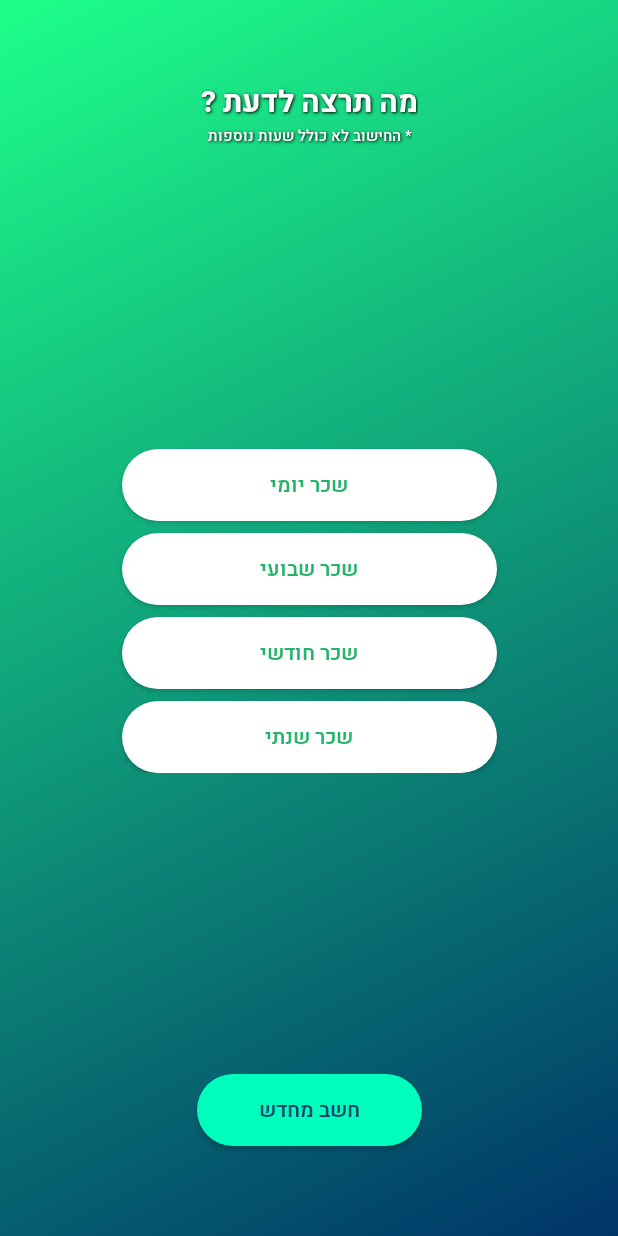
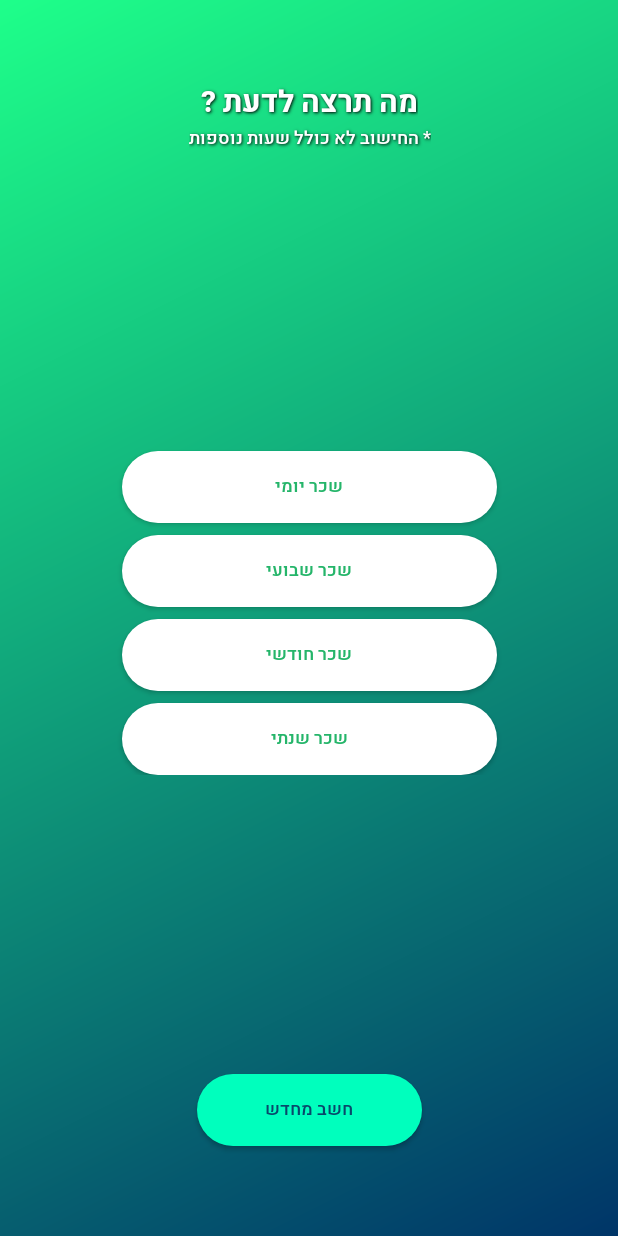
Before and after one commit to tonygorb/Wagie, an Android app: the SecondActivity screen opened directly, with no data from a screen before it, on a phone screen of 412 x 824 dp. Run offline under Robolectric (Android 15) with nearby library versions, the phone set to English and light mode, and no system bars; 1 statement that could not run was skipped.

```diff
--- a/app/src/main/res/layout/activity_second.xml
+++ b/app/src/main/res/layout/activity_second.xml
@@ -29,7 +29,7 @@
             android:shadowDx="1"
             android:shadowDy="1"
             android:shadowRadius="2"
-            android:text="מה תרצה לדעת ?"
+            android:text="@string/whatToKnow"
             android:textColor="@android:color/white"
             android:textSize="20sp"
             app:layout_constraintEnd_toEndOf="parent"
@@ -48,9 +48,9 @@
             android:shadowDx="1"
             android:shadowDy="1"
             android:shadowRadius="2"
-            android:text="* החישוב לא כולל שעות נוספות"
+            android:text="@string/secondSubTitle"
             android:textColor="@android:color/white"
-            android:textSize="10sp"
+            android:textSize="12sp"
             app:layout_constraintBottom_toBottomOf="parent"
             app:layout_constraintEnd_toEndOf="parent"
             app:layout_constraintHorizontal_bias="0.503"
@@ -93,9 +93,9 @@
                 android:layout_marginTop="8dp"
                 android:background="@drawable/app_btn_input"
                 android:fontFamily="@font/heebo_medium"
-                android:text="שכר חודשי"
+                android:text="@string/monthlyRate"
                 android:textColor="@color/green"
-                android:textSize="14sp"
+                android:textSize="12sp"
                 app:layout_constraintEnd_toEndOf="parent"
                 app:layout_constraintStart_toStartOf="parent"
                 app:layout_constraintTop_toBottomOf="@+id/weekly_result" />
@@ -109,9 +109,9 @@
                 android:layout_marginTop="8dp"
                 android:background="@drawable/app_btn_input"
                 android:fontFamily="@font/heebo_medium"
-                android:text="שכר שנתי"
+                android:text="@string/yearlyRate"
                 android:textColor="@color/green"
-                android:textSize="14sp"
+                android:textSize="12sp"
                 app:layout_constraintEnd_toEndOf="parent"
                 app:layout_constraintStart_toStartOf="parent"
                 app:layout_constraintTop_toBottomOf="@+id/monthly_result" />
@@ -124,7 +124,7 @@
                 android:layout_marginStart="8dp"
                 android:layout_marginTop="8dp"
                 android:fontFamily="@font/heebo_bold"
-                android:text="₪ 1,000"
+                android:text="@string/weeklyText"
                 android:textColor="@android:color/white"
                 android:textSize="16sp"
                 app:layout_constraintEnd_toEndOf="parent"
@@ -141,9 +141,9 @@
                 android:layout_marginTop="8dp"
                 android:background="@drawable/app_btn_input"
                 android:fontFamily="@font/heebo_medium"
-                android:text="שכר שבועי"
+                android:text="@string/weeklyRate"
                 android:textColor="@color/green"
-                android:textSize="14sp"
+                android:textSize="12sp"
                 app:layout_constraintEnd_toEndOf="parent"
                 app:layout_constraintStart_toStartOf="parent"
                 app:layout_constraintTop_toBottomOf="@+id/daily_result" />
@@ -157,7 +157,7 @@
                 android:layout_marginStart="8dp"
                 android:layout_marginTop="8dp"
                 android:fontFamily="@font/heebo_bold"
-                android:text="₪ 100,000"
+                android:text="@string/yearlyText"
                 android:textColor="@android:color/white"
                 android:textSize="16sp"
                 app:layout_constraintBottom_toBottomOf="parent"
@@ -173,7 +173,7 @@
                 android:layout_marginStart="8dp"
                 android:layout_marginTop="8dp"
                 android:fontFamily="@font/heebo_bold"
-                android:text="₪ 8,000"
+                android:text="@string/monthlyText"
                 android:textColor="@android:color/white"
                 android:textSize="16sp"
                 app:layout_constraintEnd_toEndOf="parent"
@@ -188,7 +188,7 @@
                 android:layout_marginStart="8dp"
                 android:layout_marginTop="8dp"
                 android:fontFamily="@font/heebo_bold"
-                android:text="₪ 300"
+                android:text="@string/dailyText"
                 android:textColor="@android:color/white"
                 android:textSize="16sp"
                 app:layout_constraintEnd_toEndOf="parent"
@@ -204,9 +204,9 @@
                 android:layout_marginTop="8dp"
                 android:background="@drawable/app_btn_input"
                 android:fontFamily="@font/heebo_medium"
-                android:text="שכר יומי"
+                android:text="@string/dailyRate"
                 android:textColor="@color/green"
-                android:textSize="14sp"
+                android:textSize="12sp"
                 app:layout_constraintEnd_toEndOf="parent"
                 app:layout_constraintStart_toStartOf="parent"
                 app:layout_constraintTop_toTopOf="parent" />
@@ -233,9 +233,9 @@
             android:background="@drawable/app_buttons"
             android:fontFamily="@font/heebo_medium"
             android:padding="12dp"
-            android:text="חשב מחדש"
+            android:text="@string/btnStartOver"
             android:textColor="@color/btnBlue"
-            android:textSize="14sp"
+            android:textSize="12sp"
             app:layout_constraintBottom_toBottomOf="parent"
             app:layout_constraintEnd_toEndOf="parent"
             app:layout_constraintStart_toStartOf="parent"
--- a/app/src/main/res/values/strings.xml
+++ b/app/src/main/res/values/strings.xml
@@ -1,6 +1,29 @@
 <resources>
-    <string name="app_name">Wagie</string>
+    <string name="app_name" translatable="false">Wagie</string>
 
-    <!-- TODO: Remove or change this placeholder text -->
-    <string name="hello_blank_fragment">Hello blank fragment</string>
+    <string name="imWagie">אני וואיג׳י</string>
+    <string name="simpleWageCalculator">מחשבון שכר פשוט.</string>
+    <string name="startCalculating">התחל לחשב</string>
+    <string name="appDevelopers">האפליקציה פותחה ע״י Tony Gorb ו-Anton Yudaev</string>
+
+    <string name="hourlyRate">שכר שעתי</string>
+    <string name="hintNumber">32</string>
+    <string name="mainError">הכנס ספרה תקינה</string>
+    <string name="btnNext">הבא</string>
+
+    <string name="whatToKnow">מה תרצה לדעת ?</string>
+    <string name="secondSubTitle">* החישוב לא כולל שעות נוספות</string>
+    <string name="dailyRate">שכר יומי</string>
+    <string name="dailyText">₪ 300</string>
+
+    <string name="weeklyRate">שכר שבועי</string>
+    <string name="weeklyText">₪ 1,000</string>
+
+    <string name="monthlyRate">שכר חודשי</string>
+    <string name="monthlyText">₪ 8,000</string>
+
+    <string name="yearlyRate">שכר שנתי</string>
+    <string name="yearlyText">₪ 100,000</string>
+
+    <string name="btnStartOver">חשב מחדש</string>
 </resources>
```
Also changed, not shown: app/src/main/res/layout/activity_login.xml (+9 -9 lines), app/src/main/res/layout/activity_main.xml (+7 -6 lines), 1 other file.
